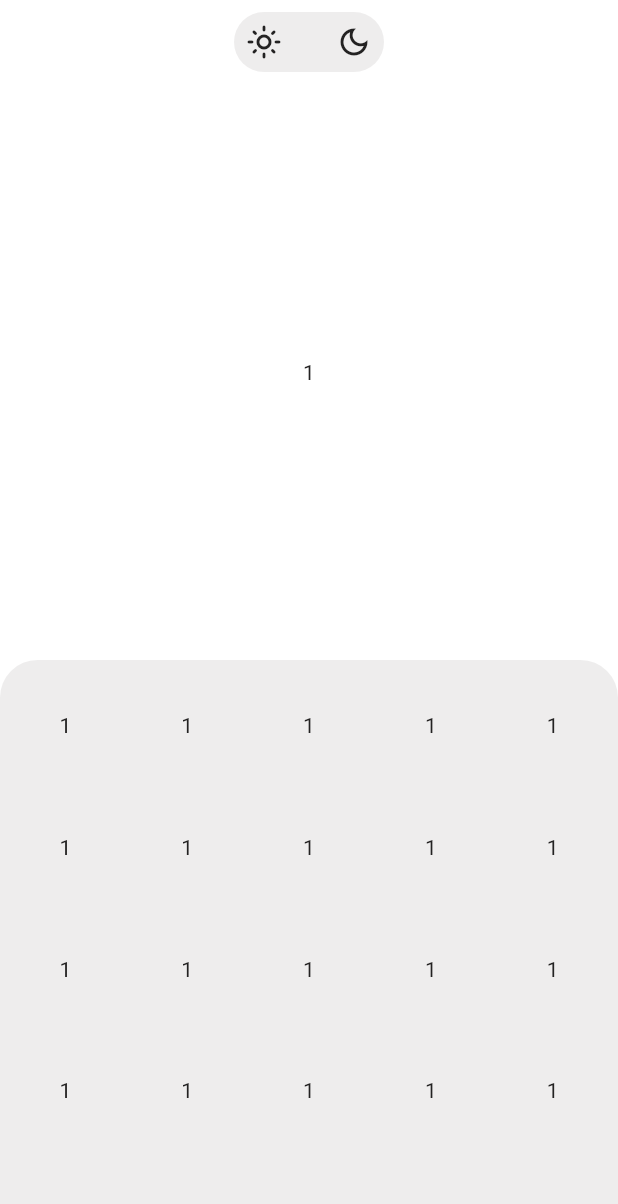
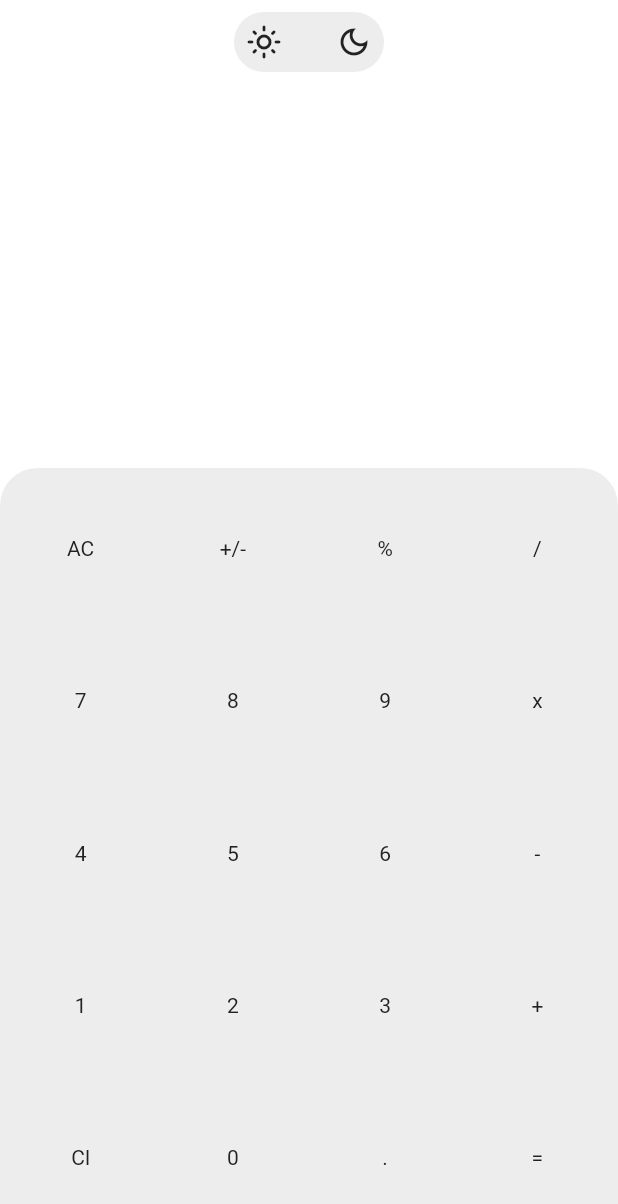
Before and after one commit to Aslmmon/calculator_app, a Flutter app: the screen it shows after launch, on a phone screen of 412 x 824 dp. Shown: the top 1204 px of the screen. Run offline on Flutter 3.47's test engine with Material 2 defaults, Android fonts, the phone set to English and light mode, and no system bars; our stand-ins replace flutter_svg, lottie, shared_preferences.

Commit message:
added provider in Calculator View Model

```diff
--- a/calc_app/lib/calculatorViewModel.dart
+++ b/calc_app/lib/calculatorViewModel.dart
@@ -1,64 +1,42 @@
 import 'dart:async';
+import 'package:flutter/cupertino.dart';
+
 import 'base/BaseViewModel.dart';
 
-class CalculatorViewModel extends BaseViewModel
-    with OnBoardingViewModelInputs, OnBoardingViewModelOutputs {
-  final StreamController _streamController =
-      StreamController<ButtonTextsView>();
+class CalculatorViewModel extends BaseViewModel with ChangeNotifier {
   late final List<ButtonTextsView> _list;
 
-  int _currentIndex = 0;
 
-  @override
-  void dispose() {
-  }
+  List<ButtonTextsView> _provideButtons() => [
+        ButtonTextsView("AC",),
+        ButtonTextsView("+/-"),
+        ButtonTextsView("%"),
+        ButtonTextsView("/"),
+        ButtonTextsView("7"),
+        ButtonTextsView("8"),
+        ButtonTextsView("9"),
+        ButtonTextsView("x"),
+        ButtonTextsView("4"),
+        ButtonTextsView("5"),
+        ButtonTextsView("6"),
+        ButtonTextsView("-"),
+        ButtonTextsView("1"),
+        ButtonTextsView("2"),
+        ButtonTextsView("3"),
+        ButtonTextsView("+"),
+        ButtonTextsView("Cl"),
+        ButtonTextsView("0"),
+        ButtonTextsView("."),
+        ButtonTextsView("="),
+      ];
 
   @override
   void start() {
     _list = _provideButtons();
-    _postDataToView();
+   // notifyListeners();
   }
-  void _postDataToView() => inputSliderView.add(ButtonTextsView(_list[_currentIndex].btnText));
 
-
-  @override
-  Sink get inputSliderView => _streamController.sink;
-
-  @override
-  Stream<List<ButtonTextsView>> get outputSliderView => _streamController.stream.map((event) => event);
-
-  List<ButtonTextsView> _provideButtons() => [
-        ButtonTextsView("AC"),
-        ButtonTextsView("AC"),
-        ButtonTextsView("AC"),
-        ButtonTextsView("AC"),
-        ButtonTextsView("AC"),
-        ButtonTextsView("AC"),
-        ButtonTextsView("AC"),
-        ButtonTextsView("AC"),
-        ButtonTextsView("AC"),
-        ButtonTextsView("AC"),
-        ButtonTextsView("AC"),
-        ButtonTextsView("AC"),
-        ButtonTextsView("AC"),
-        ButtonTextsView("AC"),
-        ButtonTextsView("AC"),
-        ButtonTextsView("AC"),
-        ButtonTextsView("AC"),
-        ButtonTextsView("AC"),
-        ButtonTextsView("AC"),
-        ButtonTextsView("AC"),
-      ];
-}
-
-// Actions needed
-abstract class OnBoardingViewModelInputs {
-  Sink get inputSliderView;
-}
-
-// dat returned to update view
-abstract class OnBoardingViewModelOutputs {
-  Stream<List<ButtonTextsView>> get outputSliderView;
+   List<ButtonTextsView> buttons() => _provideButtons();
 }
 
 class ButtonTextsView {
--- a/calc_app/lib/main/main.dart
+++ b/calc_app/lib/main/main.dart
@@ -7,18 +7,35 @@ import 'package:app_resources/src/theme_manager.dart';
 import 'package:provider/provider.dart';
 
 void main() {
-  runApp(const MyApp());
+  runApp(MyApp());
 }
 
-class MyApp extends StatelessWidget {
-  const MyApp({Key? key}) : super(key: key);
+class MyApp extends StatefulWidget {
+  /// This is Used to make Only singleton For MyAppClass
 
-  // This widget is the root of your application.
+  MyApp._singleInstance();
+
+  static final MyApp _instance = MyApp._singleInstance();
+
+  factory MyApp() => _instance;
+
   @override
-  Widget build(BuildContext context) {
-    return ChangeNotifierProvider(
+  State<MyApp> createState() => _MyAppState();
+}
+
+class _MyAppState extends State<MyApp> {
+  @override
+  Widget build(BuildContext context) => MultiProvider(
+          providers: [
+            ChangeNotifierProvider<ThemeViewModel>(
               create: (_) => ThemeViewModel(),
-        child: Consumer<ThemeViewModel>(builder: (context, ThemeViewModel themeViewModel, child) {
+            ),
+            ChangeNotifierProvider<CalculatorViewModel>(
+              create: (_) => CalculatorViewModel(),
+            ),
+          ],
+          child: Consumer<ThemeViewModel>(
+              builder: (context, ThemeViewModel themeViewModel, child) {
             return MaterialApp(
                 title: AppConstants.applicationName,
                 debugShowCheckedModeBanner: false,
@@ -28,24 +45,27 @@ class MyApp extends StatelessWidget {
                 home: const MyCalcApp());
           }));
 }
-}
 
-class MyCalcApp extends StatelessWidget {
+class MyCalcApp extends StatefulWidget {
   const MyCalcApp({Key? key}) : super(key: key);
 
   @override
+  State<MyCalcApp> createState() => _MyCalcAppState();
+}
+
+class _MyCalcAppState extends State<MyCalcApp> {
+  @override
   Widget build(BuildContext context) {
-    final CalculatorViewModel _calculatorViewModel = CalculatorViewModel();
-
-    return Scaffold(
-      body: SafeArea(
-        child: Container(
+    return Scaffold(body: SafeArea(child:
+        Consumer<CalculatorViewModel>(builder: (context, calcviewModel, child) {
+      return Container(
         color: Theme.of(context).primaryColor,
         child: Column(
           children: [
             ThemeView(),
-              Expanded(flex: 1, child: Center(child: CustomButton())),
-              Expanded(
+            Flexible(flex: 1, child: Center(child: Container())),
+            Flexible(
+              flex: 2,
               child: Container(
                 decoration: BoxDecoration(
                     color: Theme.of(context).primaryColorLight,
@@ -55,12 +75,14 @@ class MyCalcApp extends StatelessWidget {
                 child: Padding(
                   padding: const EdgeInsets.all(8.0),
                   child: GridView.builder(
-                      itemCount: 20,
-                      itemBuilder: (context, list) {
-                        return CustomButton();
+                    itemCount: calcviewModel.buttons().length,
+                    itemBuilder: (context, index) {
+                      return CustomButton(
+                        buttonTextsView: calcviewModel.buttons()[index],
+                      );
                     },
                     gridDelegate: SliverGridDelegateWithFixedCrossAxisCount(
-                          crossAxisCount: 5,
+                        crossAxisCount: 4,
                         crossAxisSpacing: 10.0,
                         mainAxisSpacing: 10.0),
                   ),
@@ -69,14 +91,15 @@ class MyCalcApp extends StatelessWidget {
             )
           ],
         ),
-        ),
-      ),
       );
+    })));
   }
 }
 
 class CustomButton extends StatelessWidget {
-  CustomButton({Key? key}) : super(key: key);
+  ButtonTextsView buttonTextsView;
+
+  CustomButton({required this.buttonTextsView}) : super();
 
   @override
   Widget build(BuildContext context) {
@@ -85,7 +108,7 @@ class CustomButton extends StatelessWidget {
         height: 50,
         child: Center(
             child: Text(
-          "1",
+          buttonTextsView.btnText,
           style: TextStyle(color: Theme.of(context).focusColor),
         )));
   }
```
Lines whose indentation alone changed are shown as unchanged.
